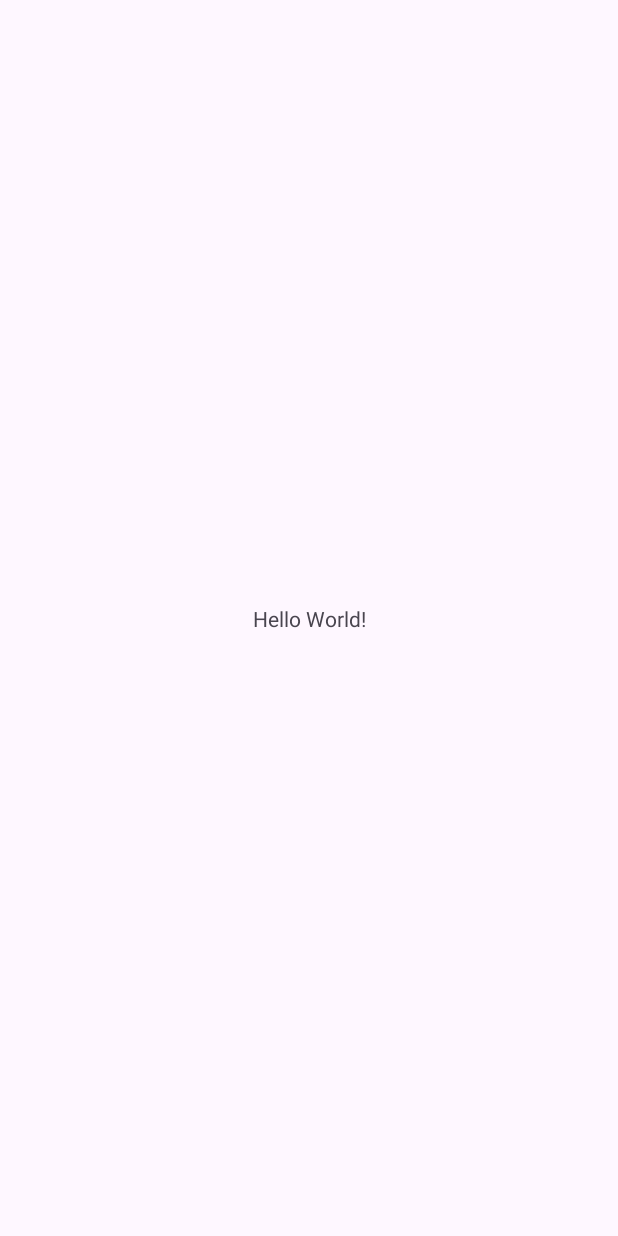
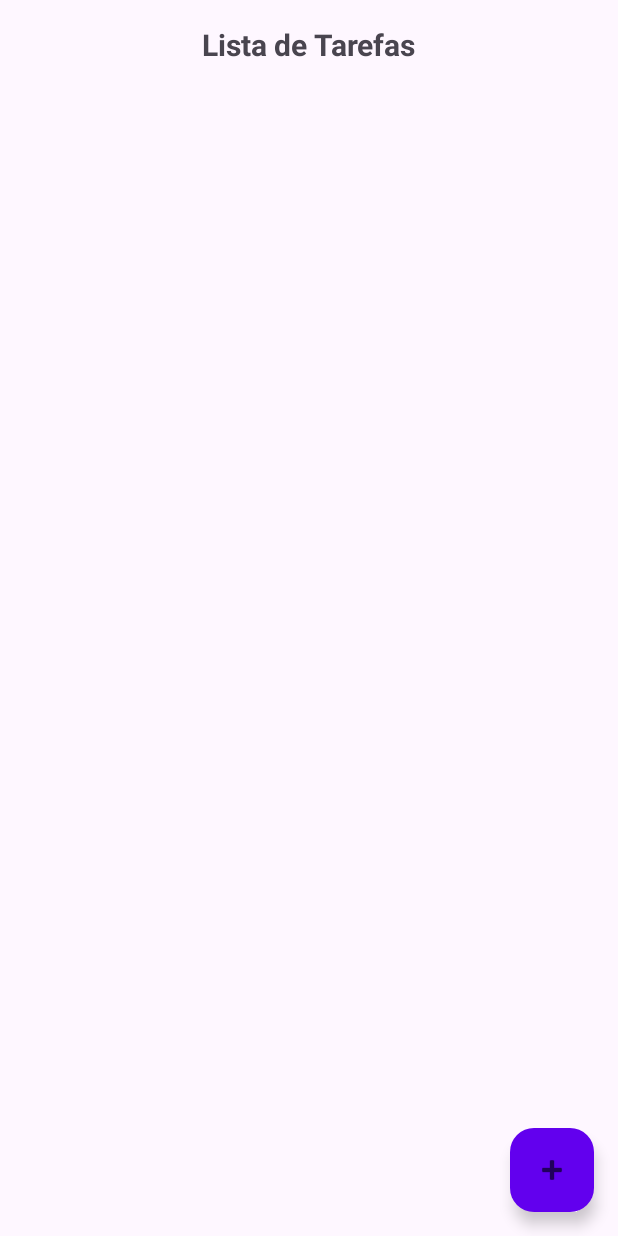
Before and after one commit to natanbravo/todo-list-app, an Android app: the screen it shows after launch (MainActivity), on a phone screen of 412 x 824 dp. Before the commit the screen is almost empty. Run offline under Robolectric (Android 15) with nearby library versions, the phone set to English and light mode, and no system bars.

Commit message:
feat: add basic item adition and deletion to task list

```diff
--- a/app/build.gradle.kts
+++ b/app/build.gradle.kts
@@ -33,6 +33,10 @@ android {
     kotlinOptions {
         jvmTarget = "1.8"
     }
+
+    viewBinding {
+        enable = true
+    }
 }
 
 dependencies {
--- a/app/src/main/java/com/example/todolistapp/MainActivity.kt
+++ b/app/src/main/java/com/example/todolistapp/MainActivity.kt
@@ -1,11 +1,46 @@
 package com.example.todolistapp
 
+import TaskAdapter
 import androidx.appcompat.app.AppCompatActivity
 import android.os.Bundle
+import androidx.recyclerview.widget.LinearLayoutManager
+import androidx.recyclerview.widget.RecyclerView
+import com.example.todolistapp.databinding.ActivityMainBinding
+import com.google.android.material.floatingactionbutton.FloatingActionButton
 
 class MainActivity : AppCompatActivity() {
+
+    private lateinit var binding: ActivityMainBinding
+    private lateinit var taskAdapter: TaskAdapter
+    private val taskList = mutableListOf<TaskItem>()
+
     override fun onCreate(savedInstanceState: Bundle?) {
         super.onCreate(savedInstanceState)
-        setContentView(R.layout.activity_main)
+        binding = ActivityMainBinding.inflate(layoutInflater)
+        setContentView(binding.root)
+
+        val recyclerView: RecyclerView = findViewById(binding.recyclerView.id)
+        recyclerView.layoutManager = LinearLayoutManager(this)
+
+        taskAdapter = TaskAdapter(taskList)
+        recyclerView.adapter = taskAdapter
+
+        val fab: FloatingActionButton = findViewById(binding.fab.id)
+        fab.setOnClickListener {
+            val newTask = TaskItem("Nova Tarefa", false)
+            taskList.add(newTask)
+            taskAdapter.notifyItemInserted(taskList.size - 1)
+        }
+
+        taskAdapter.setOnItemClickListener(object : TaskAdapter.OnItemClickListener {
+            override fun onDeleteClick(position: Int) {
+                removeTask(position)
+            }
+        })
+    }
+
+    fun removeTask(position: Int) {
+        taskList.removeAt(position)
+        taskAdapter.notifyItemRemoved(position)
     }
 }
--- /dev/null
+++ b/app/src/main/java/com/example/todolistapp/TaskAdapter.kt
@@ -0,0 +1,47 @@
+import android.view.LayoutInflater
+import android.view.View
+import android.view.ViewGroup
+import android.widget.CheckBox
+import android.widget.ImageButton
+import android.widget.TextView
+import androidx.recyclerview.widget.RecyclerView
+import com.example.todolistapp.R
+import com.example.todolistapp.TaskItem
+
+class TaskAdapter(private val taskList: MutableList<TaskItem>) :
+    RecyclerView.Adapter<TaskAdapter.ViewHolder>() {
+    interface OnItemClickListener {
+        fun onDeleteClick(position: Int)
+    }
+
+    private var listener: OnItemClickListener? = null
+
+    fun setOnItemClickListener(listener: OnItemClickListener) {
+        this.listener = listener
+    }
+
+    class ViewHolder(itemView: View) : RecyclerView.ViewHolder(itemView) {
+        val checkBox: CheckBox = itemView.findViewById(R.id.checkBox)
+        val itemTitleTextView: TextView = itemView.findViewById(R.id.itemTaskTitle)
+        val deleteButton: ImageButton = itemView.findViewById(R.id.deleteButton)
+    }
+
+    override fun onCreateViewHolder(parent: ViewGroup, viewType: Int): ViewHolder {
+        val view = LayoutInflater.from(parent.context).inflate(R.layout.item_task, parent, false)
+        return ViewHolder(view)
+    }
+
+    override fun onBindViewHolder(holder: ViewHolder, position: Int) {
+        val taskItem = taskList[position]
+        holder.itemTitleTextView.text = taskItem.title
+        holder.checkBox.isChecked = taskItem.isChecked
+
+        holder.deleteButton.setOnClickListener {
+            listener?.onDeleteClick(position)
+        }
+    }
+
+    override fun getItemCount(): Int {
+        return taskList.size
+    }
+}
--- /dev/null
+++ b/app/src/main/java/com/example/todolistapp/TaskItem.kt
@@ -0,0 +1,3 @@
+package com.example.todolistapp
+
+data class TaskItem(val title: String, val isChecked: Boolean)
--- a/app/src/main/res/layout/activity_main.xml
+++ b/app/src/main/res/layout/activity_main.xml
@@ -1,5 +1,5 @@
-<?xml version="1.0" encoding="utf-8"?>
-<androidx.constraintlayout.widget.ConstraintLayout xmlns:android="http://schemas.android.com/apk/res/android"
+<!-- res/layout/activity_main.xml -->
+<RelativeLayout xmlns:android="http://schemas.android.com/apk/res/android"
     xmlns:app="http://schemas.android.com/apk/res-auto"
     xmlns:tools="http://schemas.android.com/tools"
     android:layout_width="match_parent"
@@ -7,12 +7,31 @@
     tools:context=".MainActivity">
 
     <TextView
+        android:id="@+id/textTitle"
         android:layout_width="wrap_content"
         android:layout_height="wrap_content"
-        android:text="Hello World!"
-        app:layout_constraintBottom_toBottomOf="parent"
-        app:layout_constraintEnd_toEndOf="parent"
-        app:layout_constraintStart_toStartOf="parent"
-        app:layout_constraintTop_toTopOf="parent" />
+        android:text="Lista de Tarefas"
+        android:textSize="20sp"
+        android:textStyle="bold"
+        android:layout_centerHorizontal="true"
+        android:layout_marginTop="16dp" />
 
-</androidx.constraintlayout.widget.ConstraintLayout>
+    <androidx.recyclerview.widget.RecyclerView
+        android:id="@+id/recyclerView"
+        android:layout_width="match_parent"
+        android:layout_height="match_parent"
+        android:layout_below="@id/textTitle"
+        android:layout_above="@id/fab"
+        android:layout_marginTop="20dp" />
+
+    <com.google.android.material.floatingactionbutton.FloatingActionButton
+        android:id="@+id/fab"
+        android:backgroundTint="@color/design_default_color_primary"
+        android:layout_width="wrap_content"
+        android:layout_height="wrap_content"
+        android:layout_alignParentBottom="true"
+        android:layout_alignParentEnd="true"
+        android:layout_margin="16dp"
+        app:srcCompat="@android:drawable/ic_input_add" />
+
+</RelativeLayout>
```
Also changed, not shown: app/src/main/res/layout/item_task.xml (added, +32 -0 lines).
